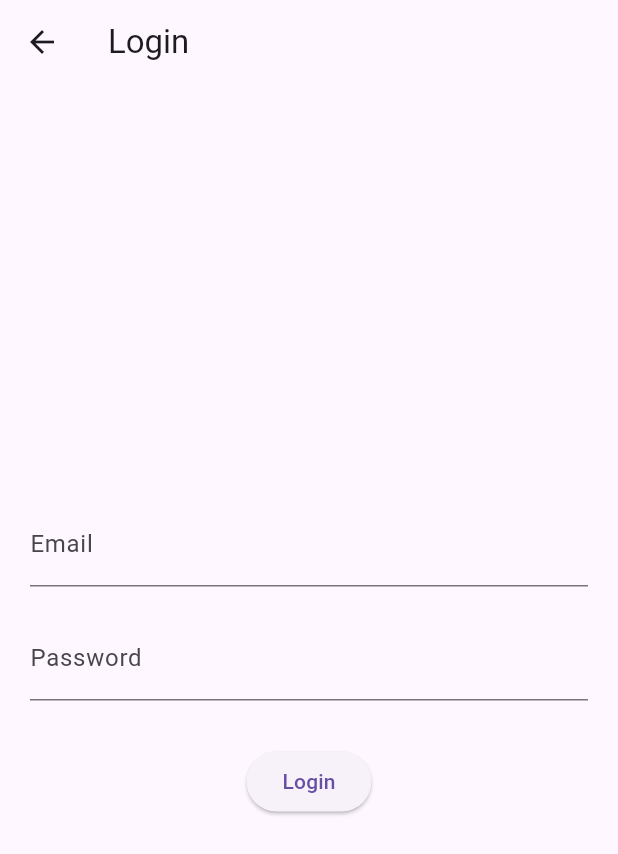
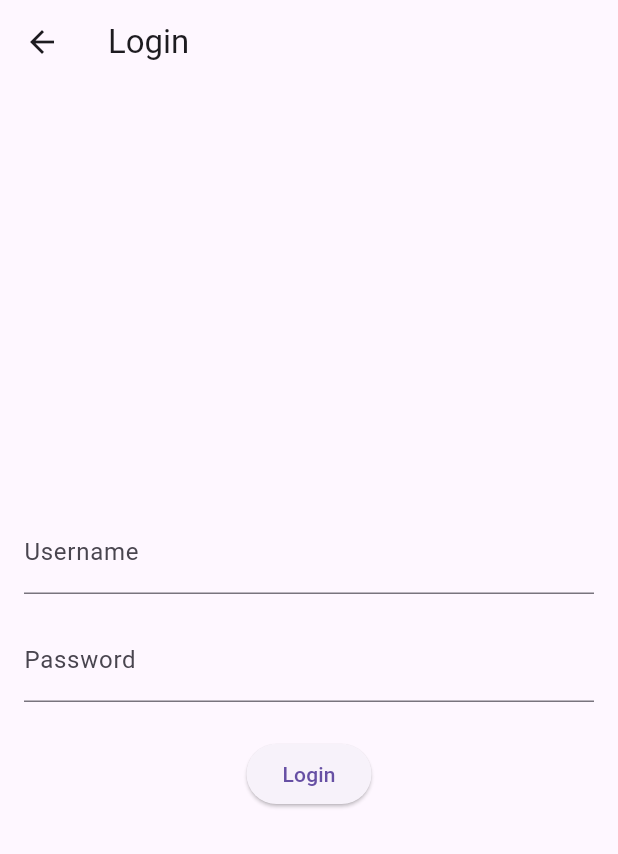
Before and after one commit to noonkhallaf/PoliceSmart, a Flutter app: the LoginScreen screen opened directly, on a phone screen of 412 x 824 dp. Shown: the top 854 px of the screen. Run offline on Flutter 3.47's test engine with Material 3 defaults, Android fonts, the phone set to English and light mode, and no system bars.

Commit message:
Update login_screen.dart

```diff
--- a/lib/login_screen.dart
+++ b/lib/login_screen.dart
@@ -1,32 +1,31 @@
 import 'package:flutter/material.dart';
 
 class LoginScreen extends StatelessWidget {
-  final TextEditingController emailController = TextEditingController();
-  final TextEditingController passwordController = TextEditingController();
+  const LoginScreen({super.key});
 
   @override
   Widget build(BuildContext context) {
     return Scaffold(
-      appBar: AppBar(title: const Text('Login')),
+      appBar: AppBar(
+        title: const Text('Login'),
+      ),
       body: Padding(
-        padding: const EdgeInsets.all(20.0),
+        padding: const EdgeInsets.all(16.0),
         child: Column(
           mainAxisAlignment: MainAxisAlignment.center,
           children: [
-            TextField(
-              controller: emailController,
-              decoration: const InputDecoration(labelText: 'Email'),
+            const TextField(
+              decoration: InputDecoration(labelText: 'Username'),
             ),
-            const SizedBox(height: 20),
-            TextField(
-              controller: passwordController,
-              decoration: const InputDecoration(labelText: 'Password'),
+            const SizedBox(height: 16),
+            const TextField(
+              decoration: InputDecoration(labelText: 'Password'),
               obscureText: true,
             ),
-            const SizedBox(height: 30),
+            const SizedBox(height: 24),
             ElevatedButton(
               onPressed: () {
-                // Handle login
+                // في المستقبل هون نضيف اللوجيك
               },
               child: const Text('Login'),
             ),
```
